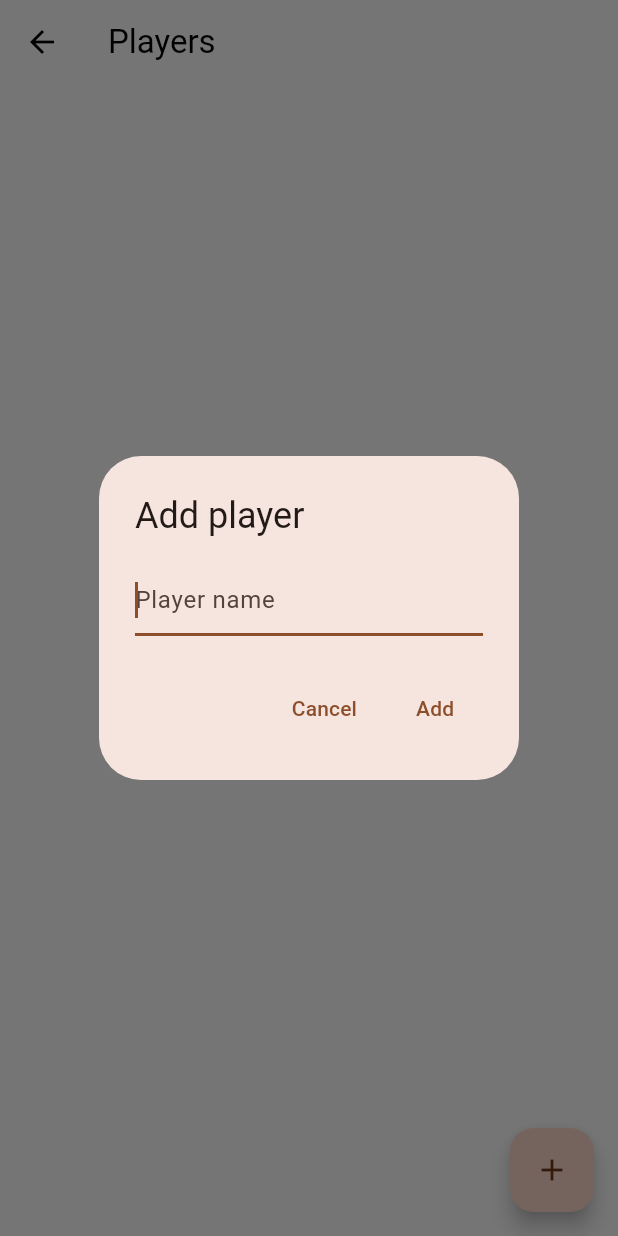
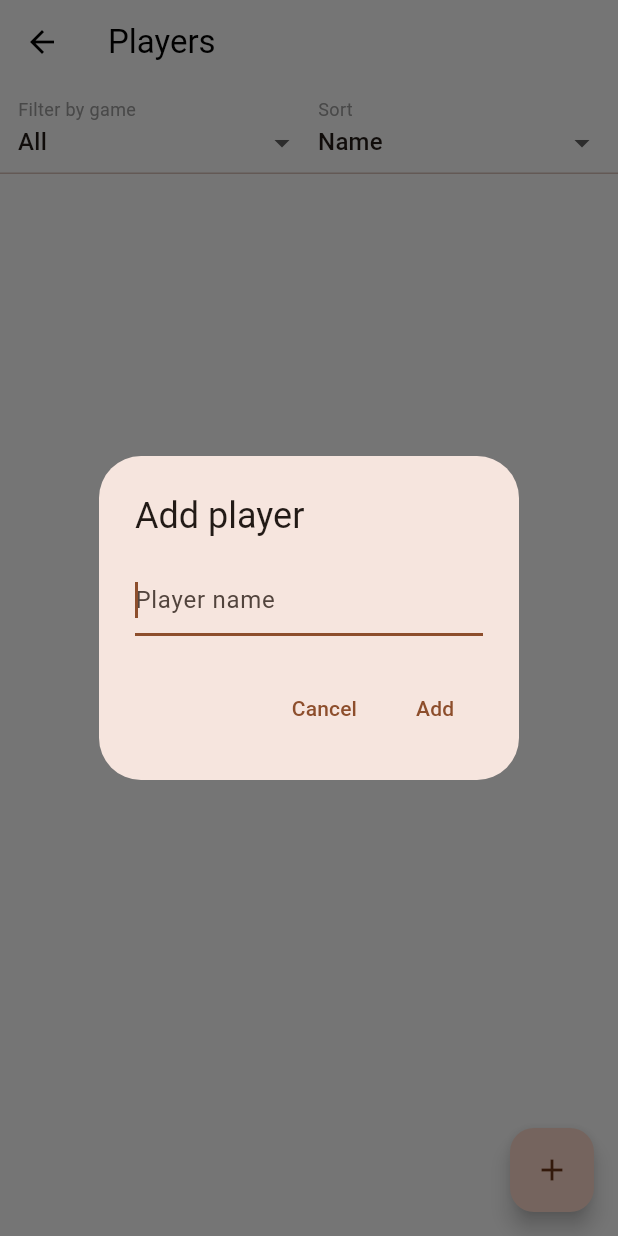
Before and after one commit to Flo85/game-score, a Flutter app: the SavedPlayersScreen screen opened directly, after a tap on the "add" icon, on a phone screen of 412 x 824 dp. Run offline on Flutter 3.47's test engine with Material 3 defaults, Android fonts, the phone set to English and light mode, and no system bars; our stand-ins replace drift, drift_flutter, file_picker, flutter_riverpod, riverpod_annotation, shared_preferences; accounts and stored records are empty; generated files the repository leaves out were written again.

Commit message:
add filter and order dropdowns in players register

```diff
--- a/lib/features/faraway/presentation/screens/saved_players_screen.dart
+++ b/lib/features/faraway/presentation/screens/saved_players_screen.dart
@@ -5,52 +5,59 @@ import '../../../../presentation/screens/player_stats_screen.dart';
 import '../../domain/models.dart';
 import '../../domain/providers.dart';
 
-class SavedPlayersScreen extends ConsumerWidget {
+enum _GameFilter { all, faraway, generic }
+enum _SortBy { name, wins, games }
+
+class SavedPlayersScreen extends ConsumerStatefulWidget {
   const SavedPlayersScreen({super.key});
 
   @override
-  Widget build(BuildContext context, WidgetRef ref) {
+  ConsumerState<SavedPlayersScreen> createState() => _SavedPlayersScreenState();
+}
+
+class _SavedPlayersScreenState extends ConsumerState<SavedPlayersScreen> {
+  _GameFilter _filter = _GameFilter.all;
+  _SortBy _sortBy = _SortBy.name;
+
+  String get _gameType => switch (_filter) {
+        _GameFilter.all => 'all',
+        _GameFilter.faraway => 'faraway',
+        _GameFilter.generic => 'generic',
+      };
+
+  @override
+  Widget build(BuildContext context) {
     final playersAsync = ref.watch(savedPlayersListProvider);
     final repo = ref.read(savedPlayersRepositoryProvider);
+    final l = AppLocalizations.of(context);
 
-    final l = AppLocalizations.of(context);
     return Scaffold(
       appBar: AppBar(title: Text(l.playerBook)),
-      body: playersAsync.when(
+      body: Column(
+        children: [
+          _FilterSortBar(
+            filter: _filter,
+            sortBy: _sortBy,
+            onFilterChanged: (f) => setState(() => _filter = f),
+            onSortChanged: (s) => setState(() => _sortBy = s),
+          ),
+          const Divider(height: 1),
+          Expanded(
+            child: playersAsync.when(
               loading: () => const Center(child: CircularProgressIndicator()),
               error: (e, _) => Center(child: Text(l.errorMessage(e.toString()))),
               data: (players) {
-          if (players.isEmpty) {
-            return Center(child: Text(l.noPlayersRecorded));
-          }
-          return ListView.builder(
-            itemCount: players.length,
-            itemBuilder: (context, i) {
-              final player = players[i];
-              return ListTile(
-                title: Text(player.name),
-                subtitle: _PlayerStatsSummary(playerId: player.id),
-                trailing: Row(
-                  mainAxisSize: MainAxisSize.min,
-                  children: [
-                    IconButton(
-                      icon: const Icon(Icons.edit_outlined),
-                      onPressed: () => _showRenameDialog(context, player, players, repo.rename),
+                if (players.isEmpty) return Center(child: Text(l.noPlayersRecorded));
+                return _SortedPlayerList(
+                  players: players,
+                  gameType: _gameType,
+                  sortBy: _sortBy,
+                  repo: repo,
+                );
+              },
             ),
-                    IconButton(
-                      icon: const Icon(Icons.delete, color: Colors.red),
-                      onPressed: () => _showDeleteDialog(context, player, repo.delete),
           ),
         ],
-                ),
-                onTap: () => Navigator.push(
-                  context,
-                  MaterialPageRoute(builder: (_) => PlayerStatsScreen(player: player)),
-                ),
-              );
-            },
-          );
-        },
       ),
       floatingActionButton: FloatingActionButton(
         onPressed: () {
@@ -78,8 +85,166 @@ class SavedPlayersScreen extends ConsumerWidget {
       await onAdd(controller.text.trim());
     }
   }
+}
 
-  Future<void> _showRenameDialog(BuildContext context, Player player, List<Player> existing, Future<void> Function(String, String) onRename) async {
+// ── Barre filtre + tri ────────────────────────────────────────────────────────
+
+class _FilterSortBar extends StatelessWidget {
+  final _GameFilter filter;
+  final _SortBy sortBy;
+  final ValueChanged<_GameFilter> onFilterChanged;
+  final ValueChanged<_SortBy> onSortChanged;
+
+  const _FilterSortBar({
+    required this.filter,
+    required this.sortBy,
+    required this.onFilterChanged,
+    required this.onSortChanged,
+  });
+
+  @override
+  Widget build(BuildContext context) {
+    final l = AppLocalizations.of(context);
+    return Padding(
+      padding: const EdgeInsets.fromLTRB(12, 8, 12, 8),
+      child: Row(
+        children: [
+          Expanded(
+            child: _LabeledDropdown<_GameFilter>(
+              label: l.filterByGame,
+              value: filter,
+              items: [
+                DropdownMenuItem(value: _GameFilter.all, child: Text(l.allGames)),
+                DropdownMenuItem(value: _GameFilter.faraway, child: Text(l.farawayGame)),
+                DropdownMenuItem(value: _GameFilter.generic, child: Text(l.genericGame)),
+              ],
+              onChanged: (v) { if (v != null) onFilterChanged(v); },
+            ),
+          ),
+          const SizedBox(width: 12),
+          Expanded(
+            child: _LabeledDropdown<_SortBy>(
+              label: l.sortBy,
+              value: sortBy,
+              items: [
+                DropdownMenuItem(value: _SortBy.name, child: Text(l.sortByName)),
+                DropdownMenuItem(value: _SortBy.wins, child: Text(l.sortByWins)),
+                DropdownMenuItem(value: _SortBy.games, child: Text(l.sortByGames)),
+              ],
+              onChanged: (v) { if (v != null) onSortChanged(v); },
+            ),
+          ),
+        ],
+      ),
+    );
+  }
+}
+
+class _LabeledDropdown<T> extends StatelessWidget {
+  final String label;
+  final T value;
+  final List<DropdownMenuItem<T>> items;
+  final ValueChanged<T?> onChanged;
+
+  const _LabeledDropdown({
+    required this.label,
+    required this.value,
+    required this.items,
+    required this.onChanged,
+  });
+
+  @override
+  Widget build(BuildContext context) {
+    return Column(
+      crossAxisAlignment: CrossAxisAlignment.start,
+      children: [
+        Text(label, style: const TextStyle(fontSize: 12, color: Colors.grey)),
+        const SizedBox(height: 2),
+        DropdownButtonHideUnderline(
+          child: DropdownButton<T>(
+            value: value,
+            isExpanded: true,
+            isDense: true,
+            items: items,
+            onChanged: onChanged,
+          ),
+        ),
+      ],
+    );
+  }
+}
+
+// ── Liste triée (charge les stats pour le tri) ────────────────────────────────
+
+class _SortedPlayerList extends ConsumerWidget {
+  final List<Player> players;
+  final String gameType;
+  final _SortBy sortBy;
+  final dynamic repo;
+
+  const _SortedPlayerList({
+    required this.players,
+    required this.gameType,
+    required this.sortBy,
+    required this.repo,
+  });
+
+  @override
+  Widget build(BuildContext context, WidgetRef ref) {
+    if (sortBy == _SortBy.name) {
+      return _buildList(context, ref, players);
+    }
+
+    // Pour trier par victoires ou parties, on charge toutes les stats
+    final statsFutures = players.map((p) => ref.watch(playerStatsByGameProvider(p.id, gameType))).toList();
+    final allLoaded = statsFutures.every((a) => a.hasValue);
+
+    if (!allLoaded) return const Center(child: CircularProgressIndicator());
+
+    final withStats = List.generate(players.length, (i) => (player: players[i], stats: statsFutures[i].value!));
+    final sorted = [...withStats]..sort((a, b) {
+      final primary = sortBy == _SortBy.wins
+          ? b.stats.wins.compareTo(a.stats.wins)
+          : b.stats.games.compareTo(a.stats.games);
+      if (primary != 0) return primary;
+      return a.player.name.toLowerCase().compareTo(b.player.name.toLowerCase());
+    });
+
+    return _buildList(context, ref, sorted.map((e) => e.player).toList());
+  }
+
+  Widget _buildList(BuildContext context, WidgetRef ref, List<Player> sorted) {
+    final l = AppLocalizations.of(context);
+    return ListView.builder(
+      itemCount: sorted.length,
+      itemBuilder: (context, i) {
+        final player = sorted[i];
+        return ListTile(
+          title: Text(player.name),
+          subtitle: _PlayerStatsSummary(playerId: player.id, gameType: gameType),
+          trailing: Row(
+            mainAxisSize: MainAxisSize.min,
+            children: [
+              IconButton(
+                icon: const Icon(Icons.edit_outlined),
+                onPressed: () => _showRenameDialog(context, ref, player, players),
+              ),
+              IconButton(
+                icon: const Icon(Icons.delete, color: Colors.red),
+                onPressed: () => _showDeleteDialog(context, player),
+              ),
+            ],
+          ),
+          onTap: () => Navigator.push(
+            context,
+            MaterialPageRoute(builder: (_) => PlayerStatsScreen(player: player)),
+          ),
+        );
+      },
+    );
+  }
+
+  Future<void> _showRenameDialog(BuildContext context, WidgetRef ref, Player player, List<Player> all) async {
     final l = AppLocalizations.of(context);
     final controller = TextEditingController(text: player.name);
     final confirmed = await showDialog<bool>(
@@ -88,15 +253,15 @@ class SavedPlayersScreen extends ConsumerWidget {
         title: l.rename,
         confirmLabel: l.rename,
         controller: controller,
-        existingNames: existing.where((p) => p.id != player.id).map((p) => p.name).toList(),
+        existingNames: all.where((p) => p.id != player.id).map((p) => p.name).toList(),
       ),
     );
     if (confirmed == true && controller.text.trim().isNotEmpty) {
-      await onRename(player.id, controller.text.trim());
+      await repo.rename(player.id, controller.text.trim());
     }
   }
 
-  Future<void> _showDeleteDialog(BuildContext context, Player player, Future<void> Function(String) onDelete) async {
+  Future<void> _showDeleteDialog(BuildContext context, Player player) async {
     final l = AppLocalizations.of(context);
     final confirmed = await showDialog<bool>(
       context: context,
@@ -113,7 +278,29 @@ class SavedPlayersScreen extends ConsumerWidget {
         ],
       ),
     );
-    if (confirmed == true) await onDelete(player.id);
+    if (confirmed == true) await repo.delete(player.id);
+  }
+}
+
+// ── Résumé stats dans le carnet ───────────────────────────────────────────────
+
+class _PlayerStatsSummary extends ConsumerWidget {
+  final String playerId;
+  final String gameType;
+  const _PlayerStatsSummary({required this.playerId, required this.gameType});
+
+  @override
+  Widget build(BuildContext context, WidgetRef ref) {
+    final summaryAsync = ref.watch(playerStatsByGameProvider(playerId, gameType));
+    return summaryAsync.when(
+      loading: () => const SizedBox.shrink(),
+      error: (_, __) => const SizedBox.shrink(),
+      data: (s) {
+        if (s.games == 0) return const SizedBox.shrink();
+        final l = AppLocalizations.of(context);
+        return Text('${l.gamesCount(s.games)} · ${l.winsCount(s.wins)}');
+      },
+    );
   }
 }
 
@@ -141,8 +328,7 @@ class _NameDialogState extends State<_NameDialog> {
 
   void _validate(String value) {
     final trimmed = value.trim();
-    final isDuplicate = widget.existingNames
-        .any((n) => n.toLowerCase() == trimmed.toLowerCase());
+    final isDuplicate = widget.existingNames.any((n) => n.toLowerCase() == trimmed.toLowerCase());
     setState(() {
       _error = isDuplicate ? AppLocalizations.of(context).duplicateName : null;
     });
@@ -169,27 +355,6 @@ class _NameDialogState extends State<_NameDialog> {
           child: Text(widget.confirmLabel),
         ),
       ],
-    );
-  }
-}
-
-// ── Résumé stats dans le carnet ───────────────────────────────────────────────
-
-class _PlayerStatsSummary extends ConsumerWidget {
-  final String playerId;
-  const _PlayerStatsSummary({required this.playerId});
-
-  @override
-  Widget build(BuildContext context, WidgetRef ref) {
-    final summaryAsync = ref.watch(playerCarnetSummaryProvider(playerId));
-    return summaryAsync.when(
-      loading: () => const SizedBox.shrink(),
-      error: (_, __) => const SizedBox.shrink(),
-      data: (s) {
-        if (s.games == 0) return const SizedBox.shrink();
-        final l = AppLocalizations.of(context);
-        return Text('${l.gamesCount(s.games)} · ${l.winsCount(s.wins)}');
-      },
     );
   }
 }
@@ -256,9 +421,7 @@ class _PlayerPickerSheetState extends ConsumerState<_PlayerPickerSheet> {
               loading: () => const Center(child: CircularProgressIndicator()),
               error: (e, _) => Center(child: Text(AppLocalizations.of(context).errorMessage(e.toString()))),
               data: (players) {
-                if (players.isEmpty) {
-                  return Center(child: Text(AppLocalizations.of(context).noPlayersRecorded));
-                }
+                if (players.isEmpty) return Center(child: Text(AppLocalizations.of(context).noPlayersRecorded));
                 return ListView.builder(
                   controller: scrollController,
                   itemCount: players.length,
--- a/lib/l10n/app_en.arb
+++ b/lib/l10n/app_en.arb
@@ -99,6 +99,13 @@
     }
   },
 
+  "filterByGame": "Filter by game",
+  "sortBy": "Sort",
+  "allGames": "All",
+  "sortByName": "Name",
+  "sortByWins": "Wins",
+  "sortByGames": "Games",
+
   "genericGame": "Generic game",
   "farawayGame": "Faraway",
   "gamesPlayed": "Games played",
--- a/lib/l10n/app_localizations.dart
+++ b/lib/l10n/app_localizations.dart
@@ -374,6 +374,42 @@ abstract class AppLocalizations {
   /// **'{count, plural, =1{1 win} other{{count} wins}}'**
   String winsCount(int count);
 
+  /// No description provided for @filterByGame.
+  ///
+  /// In en, this message translates to:
+  /// **'Filter by game'**
+  String get filterByGame;
+
+  /// No description provided for @sortBy.
+  ///
+  /// In en, this message translates to:
+  /// **'Sort'**
+  String get sortBy;
+
+  /// No description provided for @allGames.
+  ///
+  /// In en, this message translates to:
+  /// **'All'**
+  String get allGames;
+
+  /// No description provided for @sortByName.
+  ///
+  /// In en, this message translates to:
+  /// **'Name'**
+  String get sortByName;
+
+  /// No description provided for @sortByWins.
+  ///
+  /// In en, this message translates to:
+  /// **'Wins'**
+  String get sortByWins;
+
+  /// No description provided for @sortByGames.
+  ///
+  /// In en, this message translates to:
+  /// **'Games'**
+  String get sortByGames;
+
   /// No description provided for @genericGame.
   ///
   /// In en, this message translates to:
--- a/lib/l10n/app_localizations_en.dart
+++ b/lib/l10n/app_localizations_en.dart
@@ -187,6 +187,24 @@ class AppLocalizationsEn extends AppLocalizations {
   }
 
   @override
+  String get filterByGame => 'Filter by game';
+
+  @override
+  String get sortBy => 'Sort';
+
+  @override
+  String get allGames => 'All';
+
+  @override
+  String get sortByName => 'Name';
+
+  @override
+  String get sortByWins => 'Wins';
+
+  @override
+  String get sortByGames => 'Games';
+
+  @override
   String get genericGame => 'Generic game';
 
   @override
```
Also changed, not shown: lib/features/faraway/domain/providers.dart (+15 -0 lines), lib/l10n/app_fr.arb (+7 -0 lines), lib/l10n/app_localizations_fr.dart (+18 -0 lines), lib/features/faraway/domain/providers.g.dart, lib/features/generic/domain/providers.g.dart. Lines whose indentation alone changed are shown as unchanged.
